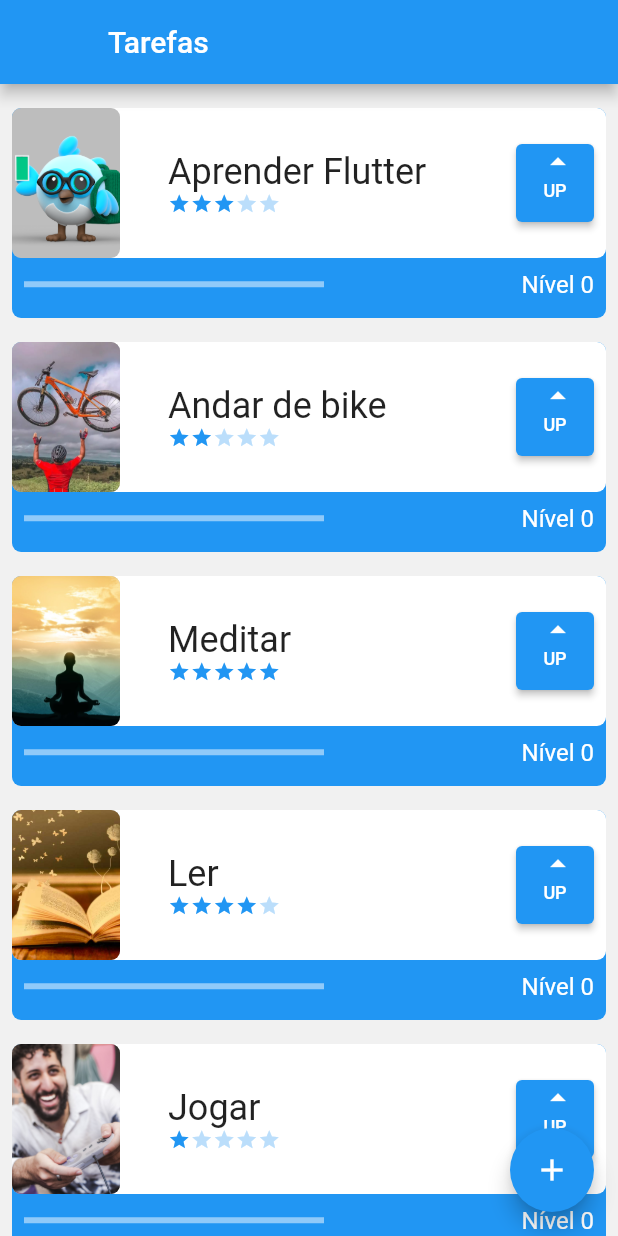
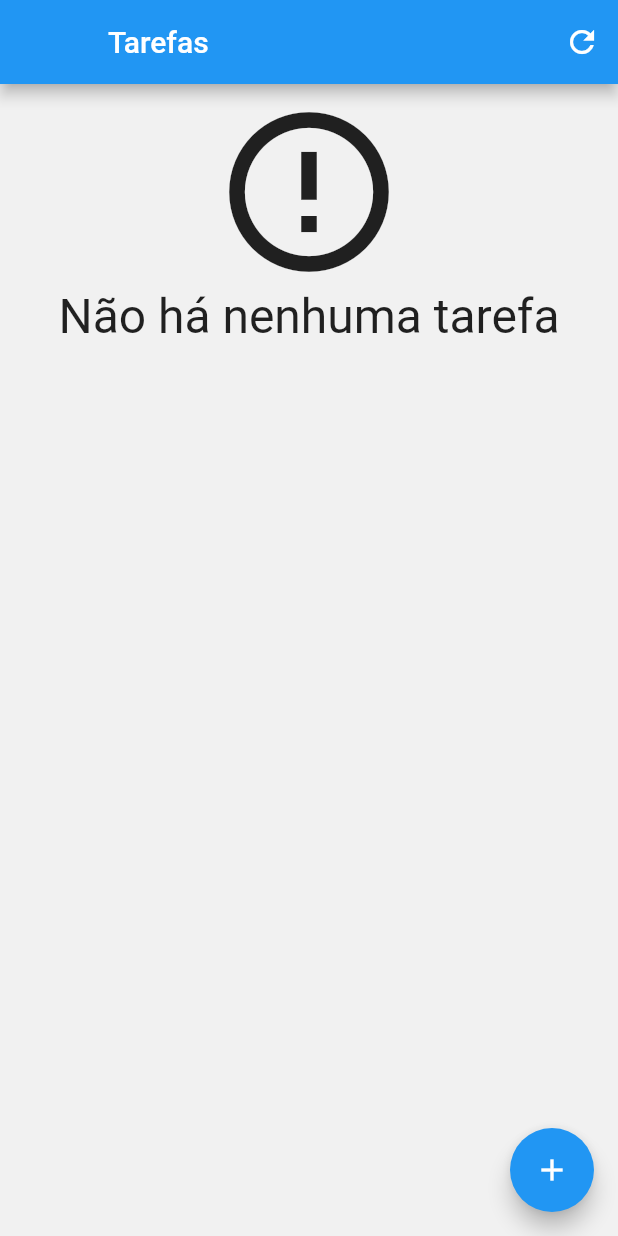
Before and after one commit to ericarodrigs/fomarcao-flutter, a Flutter app: the screen it shows after launch, on a phone screen of 412 x 824 dp. Run offline on Flutter 3.47's test engine with Material 2 defaults, Android fonts, the phone set to English and light mode, and no system bars; our stand-ins replace sqflite; accounts and stored records are empty.

Commit message:
Creates database to store and manage tasks locally

```diff
--- /dev/null
+++ b/lib/data/task_dao.dart
@@ -0,0 +1,77 @@
+import 'package:formacao_flutter/components/task_widget.dart';
+import 'package:formacao_flutter/data/database.dart';
+import 'package:sqflite/sqflite.dart';
+
+class TaskDao {
+  static const String tableSql = 'CREATE TABLE $_tablename('
+      '$_name TEXT, '
+      '$_difficulty INTEGER, '
+      '$_image TEXT)';
+
+  static const String _tablename = 'taskTable';
+  static const String _name = 'name';
+  static const String _difficulty = 'difficulty';
+  static const String _image = 'image';
+
+  save(Task task) async {
+    print('Iniciando o save');
+    final Database database = await getDatabase();
+    var itemExists = await find(task.title);
+    Map<String, dynamic> taskMap = toMap(task);
+    if (itemExists.isEmpty) {
+      print('A tarefa nao existia.');
+      return await database.insert(_tablename, taskMap);
+    } else {
+      print('A tarefa ja existia');
+      return await database.update(_tablename, taskMap,
+          where: '$_name = ?', whereArgs: [task.title]);
+    }
+  }
+
+  Future<List<Task>> findAll() async {
+    print('Acessando o findAll:');
+    final Database database = await getDatabase();
+    final List<Map<String, dynamic>> result = await database.query(_tablename);
+    print('Procurando dados no banco de dados... Encontrado: $result');
+    return toList(result);
+  }
+
+  Future<List<Task>> find(String taskName) async {
+    print(' Acessando o find: ');
+    final Database database = await getDatabase();
+    final List<Map<String, dynamic>> result = await database
+        .query(_tablename, where: '$_name = ?', whereArgs: [taskName]);
+    print('Tarefa encontrada: ${toList(result)}');
+    return toList(result);
+  }
+
+  delete(String taskName) async {
+    print('Deletando tarefa: $taskName');
+    final Database database = await getDatabase();
+    return database.delete(_tablename, where: '$_name = ?', whereArgs: [taskName]);
+  }
+
+  List<Task> toList(List<Map<String, dynamic>> taskMap) {
+    print('Convertendo to list:');
+    final List<Task> tasks = [];
+    for (Map<String, dynamic> line in taskMap) {
+      final Task task = Task(
+          title: line[_name],
+          photo: line[_image],
+          difficulty: line[_difficulty]);
+      tasks.add(task);
+    }
+    print(' Lista de tarefas $tasks');
+    return tasks;
+  }
+
+  Map<String, dynamic> toMap(Task task){
+    print('Convertendo tarefa em Map: ');
+    final Map<String, dynamic> taskMap = Map();
+    taskMap[_name] = task.title;
+    taskMap[_image] = task.photo;
+    taskMap[_difficulty] = task.difficulty;
+    print('Mapa de tarefas: $taskMap');
+    return taskMap;
+  }
+}
--- a/lib/screens/initial_screen.dart
+++ b/lib/screens/initial_screen.dart
@@ -1,5 +1,5 @@
 import 'package:flutter/material.dart';
-import 'package:formacao_flutter/data/task_inherited.dart';
+import 'package:formacao_flutter/data/task_dao.dart';
 
 import '../components/task_widget.dart';
 import 'form_screen.dart';
@@ -18,14 +18,82 @@ class _InitialScreenState extends State<InitialScreen> {
       backgroundColor: const Color(0xfff1f1f1),
       appBar: AppBar(
         leading: Container(),
+        actions: [
+          IconButton(
+              onPressed: () {
+                setState(() {});
+              },
+              icon: const Icon(Icons.refresh)),
+        ],
         centerTitle: false,
         title: const Text(
           'Tarefas',
         ),
       ),
-      body: ListView(
+      body: Padding(
         padding: const EdgeInsets.only(top: 8, bottom: 70),
-        children: TaskInherited.of(context).taskList,
+        child: FutureBuilder<List<Task>>(
+            future: TaskDao().findAll(),
+            builder: (context, snapshot) {
+              List<Task>? items = snapshot.data;
+              switch (snapshot.connectionState) {
+                case ConnectionState.none:
+                  return Center(
+                    child: Column(
+                      children: const [
+                        CircularProgressIndicator(),
+                        Text('Carregando'),
+                      ],
+                    ),
+                  );
+                case ConnectionState.waiting:
+                  return Center(
+                    child: Column(
+                      children: const [
+                        CircularProgressIndicator(),
+                        Text('Carregando'),
+                      ],
+                    ),
+                  );
+                case ConnectionState.active:
+                  return Center(
+                    child: Column(
+                      children: const [
+                        CircularProgressIndicator(),
+                        Text('Carregando'),
+                      ],
+                    ),
+                  );
+                case ConnectionState.done:
+                  if (snapshot.hasData && items != null) {
+                    if (items.isNotEmpty) {
+                      return ListView.builder(
+                          itemCount: items.length,
+                          itemBuilder: (BuildContext context, int index) {
+                            final Task task = items[index];
+                            return task;
+                          });
+                    }
+                    return Center(
+                      child: Column(
+                        children: const [
+                          Icon(
+                            Icons.error_outline,
+                            size: 128,
+                          ),
+                          Text(
+                            'Não há nenhuma tarefa',
+                            style: TextStyle(fontSize: 32),
+                          ),
+                        ],
+                      ),
+                    );
+                  }
+                  return const Text('Erro ao carregar tarefas');
+                default:
+                  return const Text('Erro desconhecido');
+              }
+            }),
       ),
       floatingActionButton: FloatingActionButton(
         onPressed: () {
@@ -36,7 +104,9 @@ class _InitialScreenState extends State<InitialScreen> {
                 taskContext: context,
               ),
             ),
-          );
+          ).then((value) {
+            setState(() {});
+          });
         },
         child: const Icon(Icons.add),
       ),
--- a/pubspec.yaml
+++ b/pubspec.yaml
@@ -36,6 +36,7 @@ dependencies:
   # The following adds the Cupertino Icons font to your application.
   # Use with the CupertinoIcons class for iOS style icons.
   cupertino_icons: ^1.0.2
+  sqflite: ^2.0.3+1
 
 dev_dependencies:
   flutter_test:
```
Also changed, not shown: lib/components/task_widget.dart (+25 -1 lines), lib/data/database.dart (added, +10 -0 lines), lib/screens/form_screen.dart (+14 -9 lines), pubspec.lock, 3 other files.
